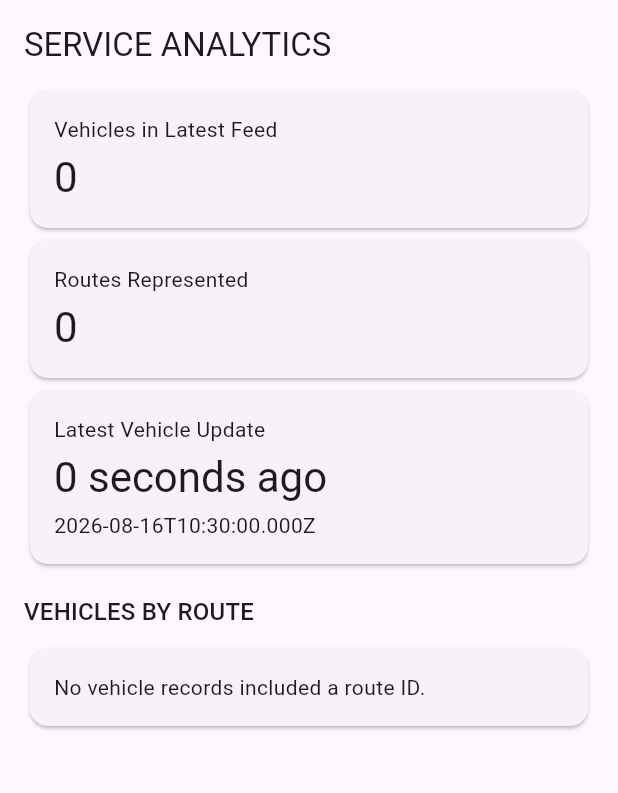
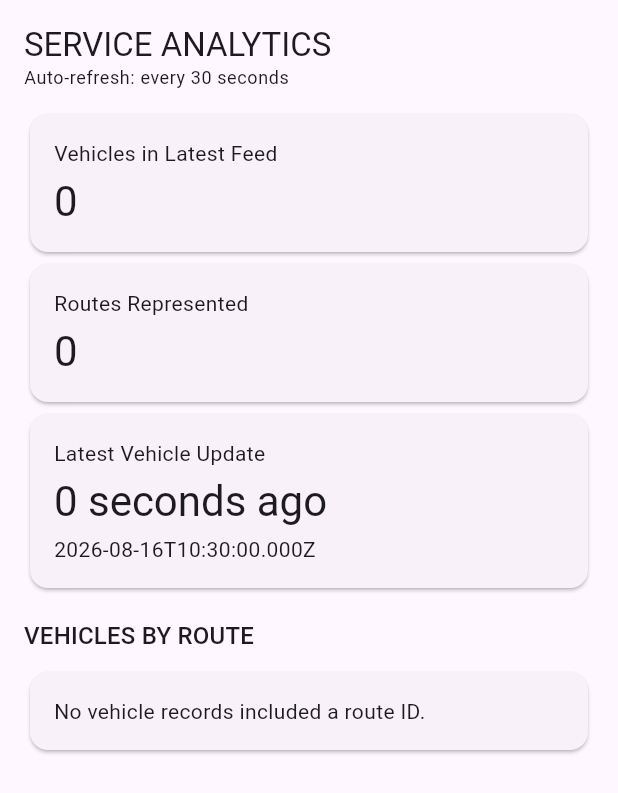
Before and after one commit to CadenLim/nextroute_assignment, a Flutter app: the _AnalyticsContent widget shown alone on an empty page, opened directly with empty values, on a phone screen of 412 x 824 dp. Shown: the top 793 px of the screen. Run offline on Flutter 3.47's test engine with Material 3 defaults, Android fonts, the phone set to English and light mode, and no system bars; missing offline and left inert: gtfs_realtime_bindings; network calls fail.

Commit message:
Add automatic refresh to service analytics

```diff
--- a/lib/modules/analytics_notification/presentation/screens/service_analytics_screen.dart
+++ b/lib/modules/analytics_notification/presentation/screens/service_analytics_screen.dart
@@ -1,7 +1,11 @@
+import 'dart:async';
+
 import 'package:flutter/material.dart';
 import 'package:nextroute_assignment/modules/analytics_notification/analytics/service_analytics_calculator.dart';
 import 'package:nextroute_assignment/modules/analytics_notification/data/models/service_analytics.dart';
 import 'package:nextroute_assignment/modules/analytics_notification/data/services/gtfs_realtime_service.dart';
+
+const _autoRefreshInterval = Duration(seconds: 30);
 
 class ServiceAnalyticsScreen extends StatefulWidget {
   const ServiceAnalyticsScreen({super.key});
@@ -16,16 +20,21 @@ class _ServiceAnalyticsScreenState extends State<ServiceAnalyticsScreen> {
       const ServiceAnalyticsCalculator();
 
   late Future<ServiceAnalytics> _analyticsFuture;
+  Timer? _refreshTimer;
   bool _isLoading = true;
 
   @override
   void initState() {
     super.initState();
     _analyticsFuture = _loadAnalytics();
+    _refreshTimer = Timer.periodic(_autoRefreshInterval, (_) {
+      _refresh();
+    });
   }
 
   @override
   void dispose() {
+    _refreshTimer?.cancel();
     _service.close();
     super.dispose();
   }
@@ -116,6 +125,10 @@ class _AnalyticsContent extends StatelessWidget {
           Text(
             'SERVICE ANALYTICS',
             style: Theme.of(context).textTheme.titleLarge,
+          ),
+          Text(
+            'Auto-refresh: every ${_autoRefreshInterval.inSeconds} seconds',
+            style: Theme.of(context).textTheme.bodySmall,
           ),
           const SizedBox(height: 12),
           _MetricCard(
```
